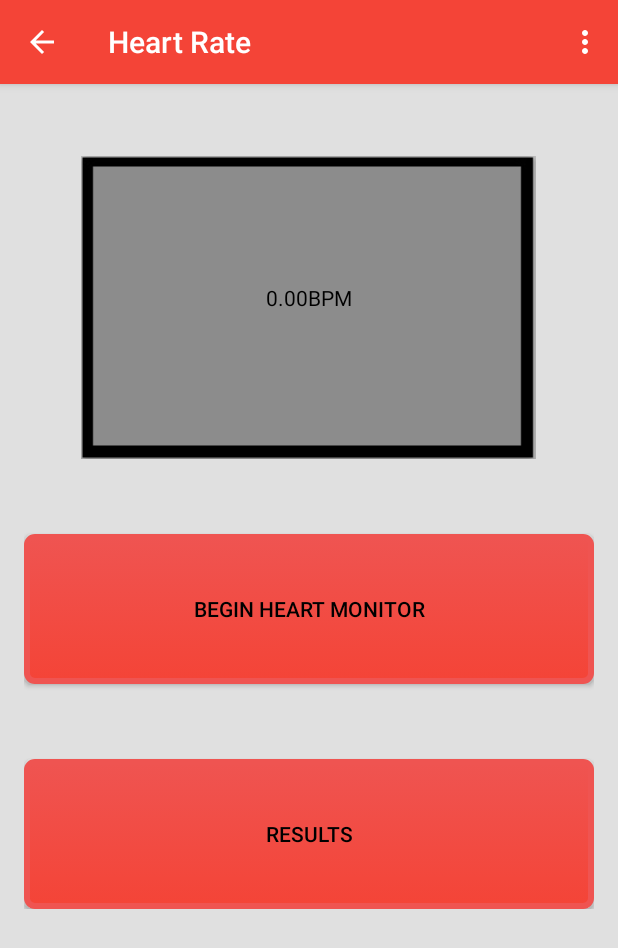
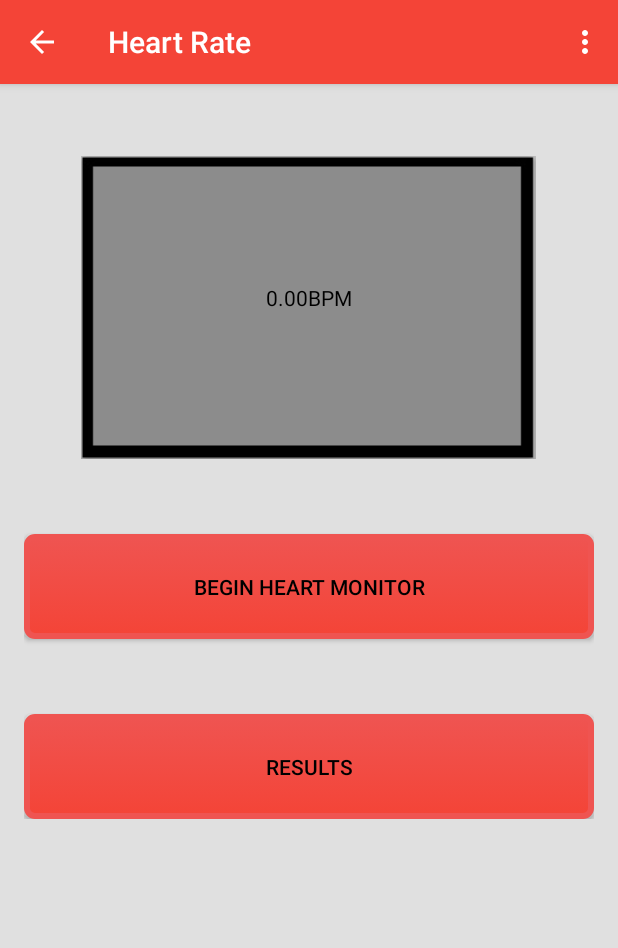
Before and after one commit to RDoughBoy/LifelinesBreathalyzer, an Android app: the HeartRateActivity screen opened directly, with no data from a screen before it, on a phone screen of 412 x 824 dp. Shown: the top 948 px of the screen. Run offline under Robolectric (Android 15) with nearby library versions, the phone set to English and light mode, and no system bars.

Commit message:
Updated strings

```diff
--- a/Lifelines_Breathalyzer/src/main/java/com/ceng319/lifelinesbreathalyzer/ContactsActivity.java
+++ b/Lifelines_Breathalyzer/src/main/java/com/ceng319/lifelinesbreathalyzer/ContactsActivity.java
@@ -32,7 +32,7 @@ public class ContactsActivity extends AppCompatActivity {
 
         SharedPreferences sharedPreferences = PreferenceManager
                 .getDefaultSharedPreferences(this);
-     //   sharedPreferences.edit().clear().commit();
+      //  sharedPreferences.edit().clear().commit();
         SharedPreferences.Editor editor = sharedPreferences.edit();
         Button submit = (Button)findViewById(R.id.button);
 
--- a/Lifelines_Breathalyzer/src/main/res/layout/activity_call.xml
+++ b/Lifelines_Breathalyzer/src/main/res/layout/activity_call.xml
@@ -21,7 +21,5 @@
             app:popupTheme="@style/AppTheme.PopupOverlay" />
 
     </android.support.design.widget.AppBarLayout>
-
-    <include layout="@layout/content_call" />
-
+    <include layout="@layout/content_call"/>
 </android.support.design.widget.CoordinatorLayout>
--- a/Lifelines_Breathalyzer/src/main/res/layout/activity_contacts.xml
+++ b/Lifelines_Breathalyzer/src/main/res/layout/activity_contacts.xml
@@ -21,7 +21,5 @@
             app:popupTheme="@style/AppTheme.PopupOverlay" />
 
     </android.support.design.widget.AppBarLayout>
-
-    <include layout="@layout/content_contacts" />
-
+    <include layout="@layout/content_contacts"/>
 </android.support.design.widget.CoordinatorLayout>
--- a/Lifelines_Breathalyzer/src/main/res/layout/activity_main.xml
+++ b/Lifelines_Breathalyzer/src/main/res/layout/activity_main.xml
@@ -22,6 +22,6 @@
 
     </android.support.design.widget.AppBarLayout>
 
-    <include layout="@layout/content_main" />
+    <include layout="@layout/content_main"/>
 
 </android.support.design.widget.CoordinatorLayout>
--- a/Lifelines_Breathalyzer/src/main/res/layout/content_call.xml
+++ b/Lifelines_Breathalyzer/src/main/res/layout/content_call.xml
@@ -10,8 +10,7 @@
     android:paddingRight="@dimen/activity_horizontal_margin"
     android:paddingTop="@dimen/activity_vertical_margin"
     app:layout_behavior="@string/appbar_scrolling_view_behavior"
-    tools:context="com.ceng319.lifelinesbreathalyzer.CallActivity"
-    tools:showIn="@layout/activity_call">
+    tools:context="com.ceng319.lifelinesbreathalyzer.CallActivity">
 
     <ScrollView
         android:layout_width="match_parent"
--- a/Lifelines_Breathalyzer/src/main/res/layout/content_heart_rate.xml
+++ b/Lifelines_Breathalyzer/src/main/res/layout/content_heart_rate.xml
@@ -51,11 +51,11 @@
             <Button
                 android:id="@+id/HeartTestBegin"
                 android:layout_width="match_parent"
-                android:layout_height="150px"
+                android:layout_height="70dp"
                 android:padding="10px"
                 android:textColor="#000000"
                 android:background="@drawable/mybutton"
-                android:text="Begin Heart Monitor"
+                android:text="@string/BegHeart"
                 android:layout_weight="1"
                 android:layout_marginTop="50dp"
                 android:layout_below="@+id/HeartResults"
@@ -64,12 +64,12 @@
             <Button
                 android:id="@+id/HeartResults"
                 android:layout_width="match_parent"
-                android:layout_height="150px"
+                android:layout_height="70dp"
                 android:padding="10px"
                 android:textColor="#000000"
                 android:background="@drawable/mybutton"
                 android:layout_below="@+id/frame"
-                android:text="Results"
+                android:text="@string/Res"
                 android:layout_weight="1"
                 android:layout_marginTop="50dp"
                 android:layout_alignParentBottom="true"
--- a/Lifelines_Breathalyzer/src/main/res/layout/content_main.xml
+++ b/Lifelines_Breathalyzer/src/main/res/layout/content_main.xml
@@ -38,7 +38,7 @@ tools:showIn="@layout/activity_main">
             <Button
                 android:id="@+id/BeginTest"
                 android:layout_width="match_parent"
-                android:layout_height="150px"
+                android:layout_height="70dp"
                 android:padding="10px"
                 android:textColor="@color/black"
                 android:background="@drawable/mybutton"
@@ -52,7 +52,7 @@ tools:showIn="@layout/activity_main">
             <Button
                 android:id="@+id/Log"
                 android:layout_width="match_parent"
-                android:layout_height="150px"
+                android:layout_height="70dp"
                 android:padding="10px"
                 android:textColor="@color/black"
                 android:background="@drawable/mybutton"
--- a/Lifelines_Breathalyzer/src/main/res/values/strings.xml
+++ b/Lifelines_Breathalyzer/src/main/res/values/strings.xml
@@ -76,4 +76,8 @@
     <string name="ConNum4">Contact 4 Number</string>
     <string name="ConNum5">Contact 5 Number</string>
     <string name="SaveContacts">Save Contacts</string>
+    <string name="HeartMon">Heart Monitor</string>
+    <string name="BegAlco">Begin Alcohol Test</string>
+    <string name="Res">Results</string>
+    <string name="BegHeart">Begin Heart Monitor</string>
 </resources>
```
Also changed, not shown: Lifelines_Breathalyzer/src/main/res/layout/content_login.xml (+6 -1 lines), Lifelines_Breathalyzer/src/main/res/layout/content_test_alcohol.xml (+4 -4 lines).
